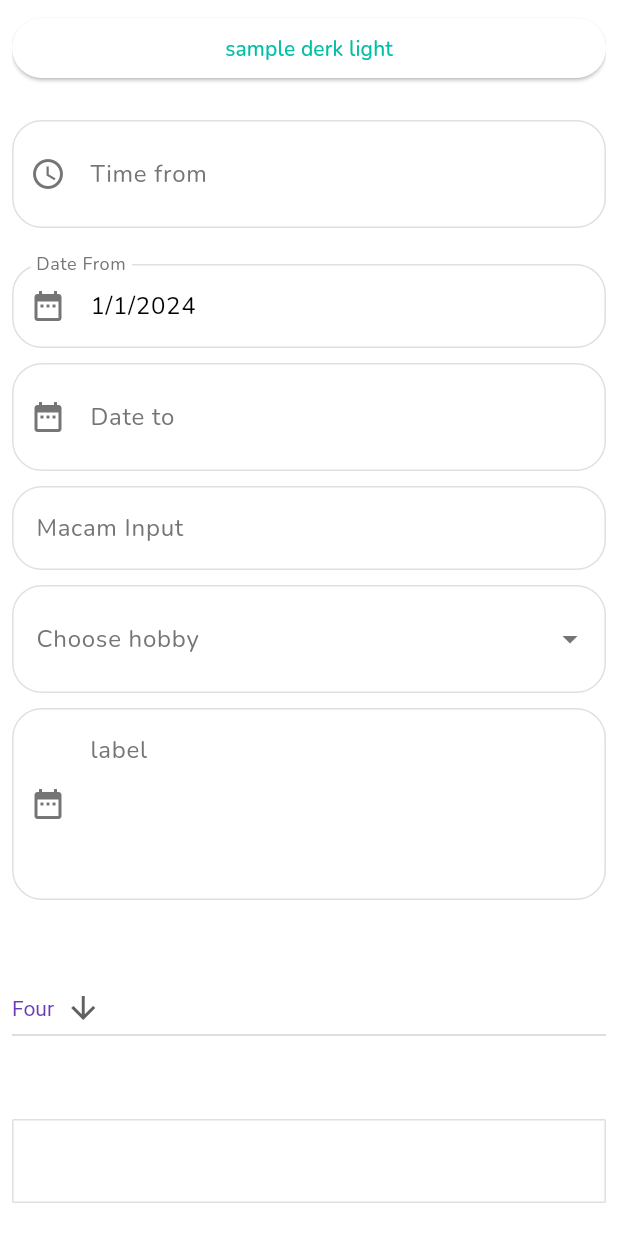
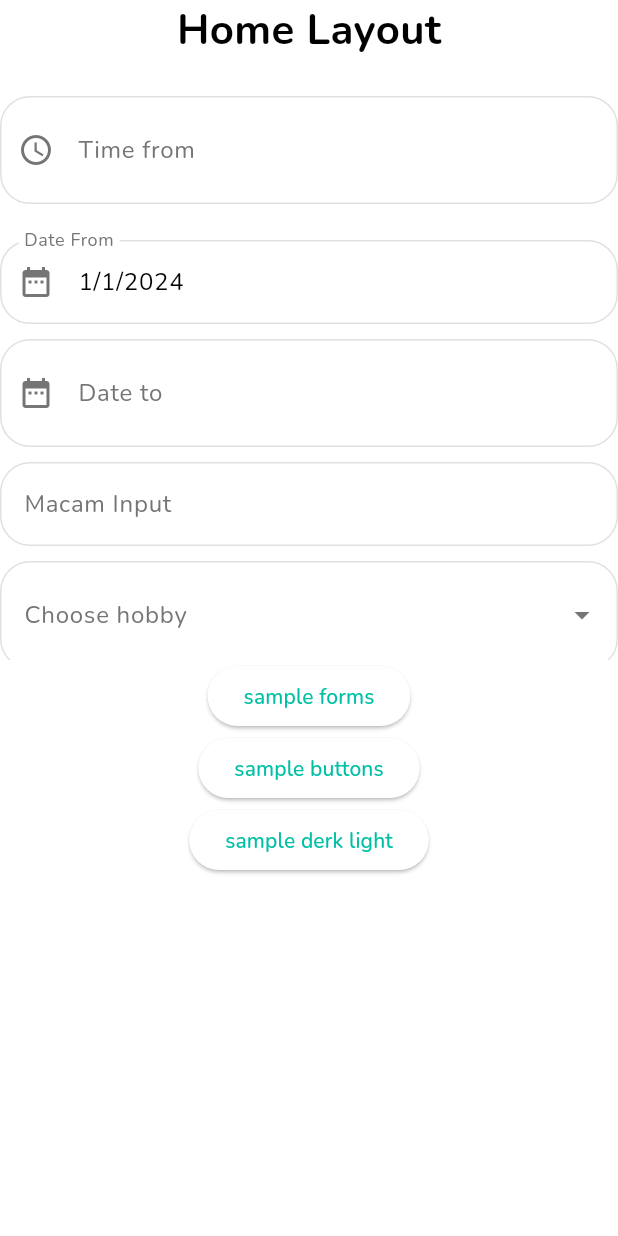
Before and after one commit to ilhammeidi/mamang_app_flutter, a Flutter app: the screen it shows after launch, on a phone screen of 412 x 824 dp. Run offline on Flutter 3.47's test engine with Material 3 defaults, Android fonts, the phone set to English and light mode, and no system bars; our stand-ins replace get, go_router, shared_preferences.

Commit message:
create nested route

```diff
--- a/lib/main.dart
+++ b/lib/main.dart
@@ -95,9 +95,9 @@ class MainApp extends StatelessWidget {
             outline: Colors.grey[400]
           )
         ),
-        routeInformationParser: appRoutes.routeInformationParser,
-        routeInformationProvider: appRoutes.routeInformationProvider,
-        routerDelegate: appRoutes.routerDelegate,
+        routeInformationParser: AppRoutes.routes.routeInformationParser,
+        routeInformationProvider: AppRoutes.routes.routeInformationProvider,
+        routerDelegate: AppRoutes.routes.routerDelegate,
       ),
     );
   }
--- a/lib/pages/app_routes.dart
+++ b/lib/pages/app_routes.dart
@@ -1,19 +1,76 @@
+import 'package:flutter/material.dart';
 import 'package:get/route_manager.dart';
 import 'package:go_router/go_router.dart';
+import 'package:mamang_app_flutter/pages/sample_button.dart';
 import 'package:mamang_app_flutter/pages/sample_dark_light.dart';
 import 'package:mamang_app_flutter/pages/sample_forms.dart';
+import 'package:mamang_app_flutter/ui/layouts/home_layout.dart';
 
-final appRoutes = GoRouter(
-  navigatorKey: Get.key,
+  // final appRoutes = GoRouter(
+  //   navigatorKey: Get.key,
+  //   initialLocation: '/',
+  //   routes: <RouteBase>[
+  //     GoRoute(
+  //       path: '/',
+  //       builder: (context, state) => const SampleForm()
+  //     ),
+  //     GoRoute(
+  //       path: '/dark-mode',
+  //       builder: (context, state) => SampleDarkLight()
+  //     )
+  //   ]
+  // );
+
+class AppRoutes {
+  AppRoutes._();
+
+  static final _rootNavigationKey = GlobalKey<NavigatorState>();
+  static final _shellNavigatorHome = GlobalKey<NavigatorState>(debugLabel: 'shellHome');
+  static final _shellNavigatorSetting = GlobalKey<NavigatorState>(debugLabel: 'shellSetting');
+
+  static final routes = GoRouter(
+    navigatorKey: _rootNavigationKey,
     initialLocation: '/',
+    routes: [
+      StatefulShellRoute.indexedStack(
+        builder: (context, state, navigationShell) {
+          return HomeLayout(content: navigationShell);
+        },
+        branches: <StatefulShellBranch>[
+          StatefulShellBranch(
+            navigatorKey: _shellNavigatorHome,
             routes: <RouteBase>[
               GoRoute(
                 path: '/',
-      builder: (context, state) => const SampleForm()
+                name: 'home',
+                builder: (BuildContext context, GoRouterState state) => const SampleForm()
+              ),
+            ]
+          ),
+          StatefulShellBranch(
+            navigatorKey: GlobalKey<NavigatorState>(debugLabel: 'shellButton'),
+            routes: <RouteBase>[
+              GoRoute(
+                path: '/buttons',
+                name: 'buttons',
+                builder: (BuildContext context, GoRouterState state) => const SampleButton()
+              ),
+            ]
+          ),
+        ]
       ),
       GoRoute(
+        parentNavigatorKey: _rootNavigationKey,
         path: '/dark-mode',
-      builder: (context, state) => SampleDarkLight()
+        name: 'setting',
+        pageBuilder: (context, state) => CustomTransitionPage(
+          key: state.pageKey,
+          child: SampleDarkLight(),
+          transitionsBuilder: (context, animation, secondaryAnimation, child) {
+            return FadeTransition(opacity: animation, child: child);
+          }
         )
+      ),
     ]
   );
+}
--- a/lib/pages/sample_dark_light.dart
+++ b/lib/pages/sample_dark_light.dart
@@ -1,6 +1,7 @@
 import 'package:flutter/material.dart';
 import 'package:get/route_manager.dart';
 import 'package:get/state_manager.dart';
+import 'package:go_router/go_router.dart';
 import 'package:shared_preferences/shared_preferences.dart';
 
 class SampleDarkLight extends StatelessWidget {
@@ -23,6 +24,7 @@ class SampleDarkLight extends StatelessWidget {
         child: Column(
           mainAxisAlignment: MainAxisAlignment.center,
           children: [
+            ElevatedButton(onPressed: () => context.pop(), child: const Text('go back')),
             Obx(() => Text('Click on switch to change to ${_isDarkTheme.value ? 'Dark' : 'Light'} theme')),
             ObxValue((data) => Switch(
               value: _isDarkTheme.value,
--- a/lib/pages/sample_forms.dart
+++ b/lib/pages/sample_forms.dart
@@ -1,5 +1,4 @@
 import 'package:flutter/material.dart';
-import 'package:go_router/go_router.dart';
 import 'package:mamang_app_flutter/ui/utils/picker.dart';
 import 'package:mamang_app_flutter/models/list_item.dart';
 import 'package:mamang_app_flutter/ui/widgets/app_input/app_textfield.dart';
@@ -106,17 +105,9 @@ class _SampleFormState extends State<SampleForm> {
 
   @override
   Widget build(BuildContext context) {
-    return Scaffold(
-      body: Padding(
-        padding: const EdgeInsets.all(8.0),
-        child: Expanded(
-          child: ListView(
+    return ListView(
       scrollDirection: Axis.vertical,
       children: [
-              ElevatedButton(
-                onPressed: () => context.go('/dark-mode'),
-                child: const Text('sample derk light')
-              ),
         const VSpace(),
         AppTextField(
           controller: _timePickerRef,
@@ -205,9 +196,6 @@ class _SampleFormState extends State<SampleForm> {
         ),
         const VSpaceBig(),
       ]
-          ),
-        ),
-      ),
     );
   }
 }
--- a/lib/ui/layouts/home_layout.dart
+++ b/lib/ui/layouts/home_layout.dart
@@ -1,10 +1,34 @@
 import 'package:flutter/material.dart';
+import 'package:go_router/go_router.dart';
+import 'package:mamang_app_flutter/ui/themes/theme_text.dart';
 
 class HomeLayout extends StatelessWidget {
-  const HomeLayout({super.key});
+  const HomeLayout({super.key, required this.content});
+
+  final Widget content;
 
   @override
   Widget build(BuildContext context) {
-    return const Placeholder();
+    return Scaffold(
+      body: Column(crossAxisAlignment: CrossAxisAlignment.center, children: [
+        const Text('Home Layout', style: ThemeText.title),
+        SizedBox(
+          height: 400,
+          child: content
+        ),
+        ElevatedButton(
+          onPressed: () => context.push('/'),
+          child: const Text('sample forms')
+        ),
+        ElevatedButton(
+          onPressed: () => context.push('/buttons'),
+          child: const Text('sample buttons')
+        ),
+        ElevatedButton(
+          onPressed: () => context.push('/dark-mode'),
+          child: const Text('sample derk light')
+        ),
+      ])
+    );
   }
 }
```
Lines whose indentation alone changed are shown as unchanged.
